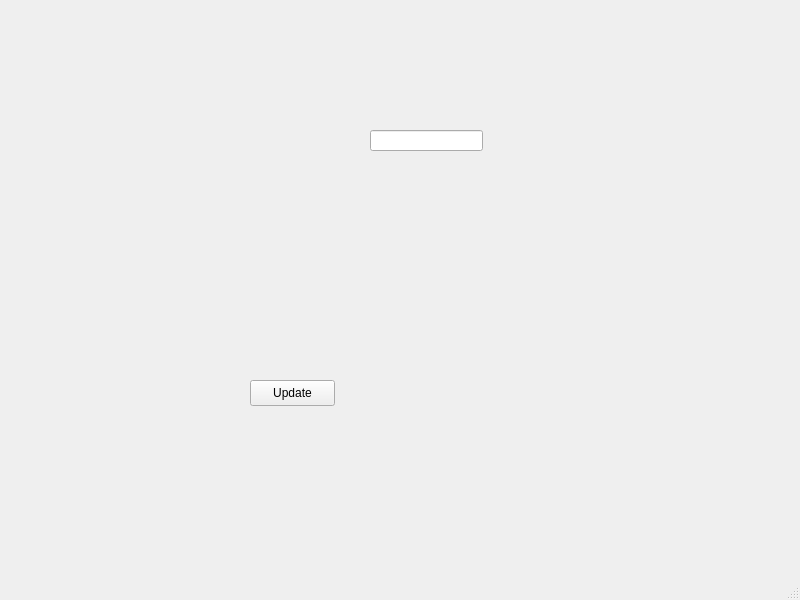
This is form_main.ui in lrocha3/stuff_manager as Qt 5 draws it before an edit. The edited form follows.
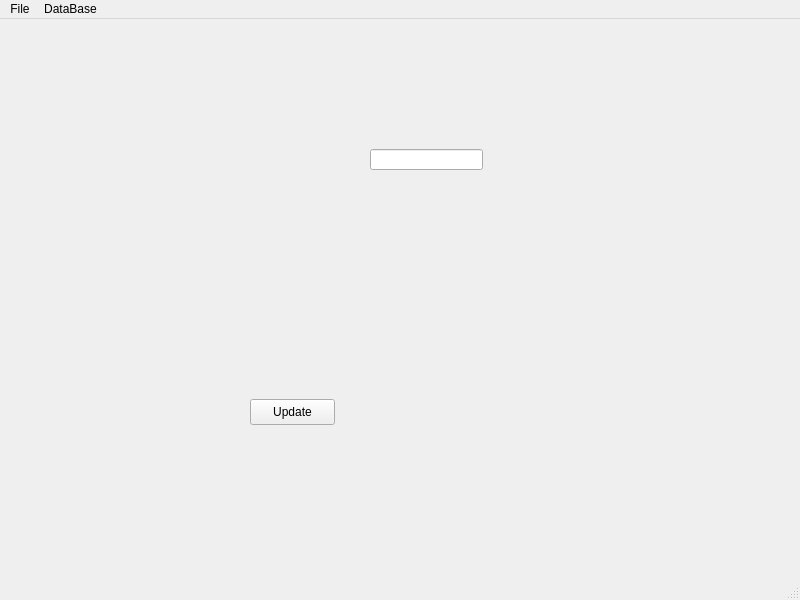
This is the edited form.

Commit message: Menu Bar Included

```diff
--- a/form_main.ui
+++ b/form_main.ui
@@ -47,6 +47,19 @@
      <height>23</height>
     </rect>
    </property>
+   <widget class="QMenu" name="menuFile">
+    <property name="title">
+     <string>File</string>
+    </property>
+   </widget>
+   <widget class="QMenu" name="menuDataBase">
+    <property name="title">
+     <string>DataBase</string>
+    </property>
+    <addaction name="actionCreate_DataBase"/>
+   </widget>
+   <addaction name="menuFile"/>
+   <addaction name="menuDataBase"/>
   </widget>
   <widget class="QStatusBar" name="statusbar"/>
  </widget>
```
Left out of the diff: 5 changed lines with no effect on the pictures. The commit also changes 3 other files.
